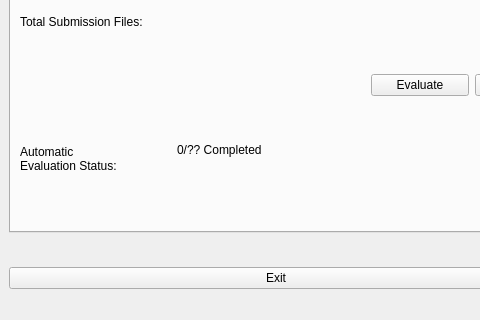
This is src/SmartXm-CSEKU/evaluation.ui in KaziRifatMorshed/SmartXm as Qt 5 draws it before an edit; both pictures show x 0 to 480 and y 388 to 708 of the 1092 by 708 pixel window. The edited form follows.
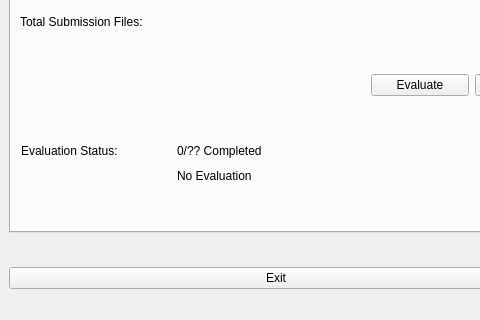
This is the edited form.

What changed in the file:
```diff
--- a/src/SmartXm-CSEKU/evaluation.ui
+++ b/src/SmartXm-CSEKU/evaluation.ui
@@ -98,32 +98,6 @@
            <string>Topic:</string>
           </property>
          </widget>
-         <widget class="QLabel" name="autoEvalStatus_label_10">
-          <property name="geometry">
-           <rect>
-            <x>166</x>
-            <y>460</y>
-            <width>104</width>
-            <height>18</height>
-           </rect>
-          </property>
-          <property name="text">
-           <string>0/?? Completed</string>
-          </property>
-         </widget>
-         <widget class="QLabel" name="label_11">
-          <property name="geometry">
-           <rect>
-            <x>9</x>
-            <y>460</y>
-            <width>120</width>
-            <height>36</height>
-           </rect>
-          </property>
-          <property name="text">
-           <string>&lt;html&gt;&lt;head/&gt;&lt;body&gt;&lt;p&gt;Automatic &lt;br/&gt;Evaluation Status:&lt;/p&gt;&lt;/body&gt;&lt;/html&gt;</string>
-          </property>
-         </widget>
          <widget class="QWidget" name="layoutWidget">
           <property name="geometry">
            <rect>
@@ -157,6 +131,56 @@
            </item>
           </layout>
          </widget>
+         <widget class="QLabel" name="label_11">
+          <property name="geometry">
+           <rect>
+            <x>10</x>
+            <y>430</y>
+            <width>224</width>
+            <height>66</height>
+           </rect>
+          </property>
+          <property name="text">
+           <string>&lt;html&gt;&lt;head/&gt;&lt;body&gt;&lt;p&gt;&lt;br/&gt;Evaluation Status:&lt;/p&gt;&lt;/body&gt;&lt;/html&gt;</string>
+          </property>
+         </widget>
+         <widget class="QWidget" name="">
+          <property name="geometry">
+           <rect>
+            <x>4</x>
+            <y>437</y>
+            <width>311</width>
+            <height>91</height>
+           </rect>
+          </property>
+          <layout class="QHBoxLayout" name="horizontalLayout_9"/>
+         </widget>
+         <widget class="QWidget" name="">
+          <property name="geometry">
+           <rect>
+            <x>166</x>
+            <y>460</y>
+            <width>111</width>
+            <height>44</height>
+           </rect>
+          </property>
+          <layout class="QVBoxLayout" name="verticalLayout_8">
+           <item>
+            <widget class="QLabel" name="autoEvalStatus_label_10">
+             <property name="text">
+              <string>0/?? Completed</string>
+             </property>
+            </widget>
+           </item>
+           <item>
+            <widget class="QLabel" name="evaluationStatusLevel">
+             <property name="text">
+              <string>No Evaluation</string>
+             </property>
+            </widget>
+           </item>
+          </layout>
+         </widget>
         </widget>
         <widget class="QWidget" name="manualEvalTab">
          <attribute name="title">
```
